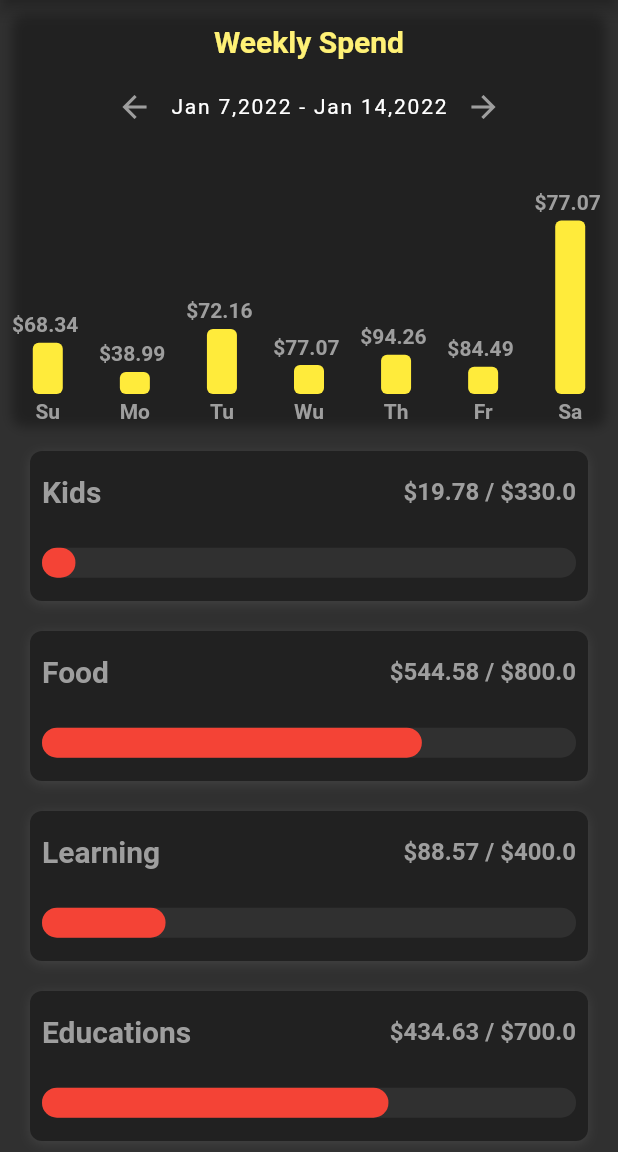
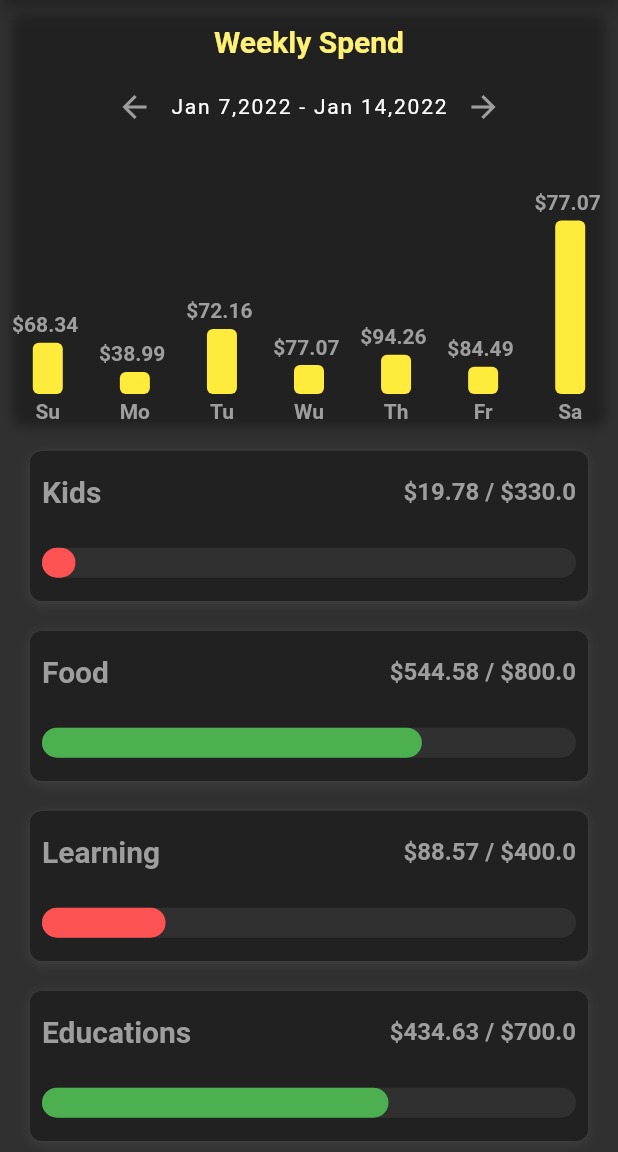
Before and after one commit to Aliiiw/WalletApp-UI, a Flutter app: the screen it shows after launch, after a tap on the "add" icon, on a phone screen of 412 x 824 dp, the part 84-1236 px from its top. Run offline on Flutter 3.47's test engine with Material 2 defaults, Android fonts, the phone set to English and light mode, and no system bars.

```diff
--- /dev/null
+++ b/wallet_app/lib/models/color_status.dart
@@ -0,0 +1,13 @@
+import 'package:flutter/material.dart';
+
+Color getStatusColor(BuildContext context , double percent){
+  if(percent >= 0.5 ){
+    return Colors.green;
+  } else if (percent >= 0.25){
+    return Colors.orange;
+  } else{
+    return Colors.redAccent;
+  }
+
+
+}
--- a/wallet_app/lib/screens/home_screen.dart
+++ b/wallet_app/lib/screens/home_screen.dart
@@ -2,7 +2,9 @@ import 'package:flutter/material.dart';
 import 'package:wallet_app/models/data.dart';
 
 import '../models/category.dart';
+import '../models/color_status.dart';
 import '../widgets/chart.dart';
+import 'category_screen.dart';
 
 class HomeScreen extends StatefulWidget {
   const HomeScreen({Key? key}) : super(key: key);
@@ -13,7 +15,12 @@ class HomeScreen extends StatefulWidget {
 
 class _HomeScreenState extends State<HomeScreen> {
   _buildCategory(Category category, double total) {
-    return Container(
+    return GestureDetector(
+      onTap: () => Navigator.push(
+          context,
+          MaterialPageRoute(
+              builder: (_) => CategoryScreen(category: category,))),
+      child: Container(
         margin: const EdgeInsets.symmetric(horizontal: 20, vertical: 10),
         height: 100,
         width: double.infinity,
@@ -57,11 +64,12 @@ class _HomeScreenState extends State<HomeScreen> {
             ),
             LayoutBuilder(
                 builder: (BuildContext context, BoxConstraints constraints) {
-                final double _maxWidth = constraints.maxWidth;
-                final double _percent = (category.maxPrice - total) / category.maxPrice;
-                double barWidth = _percent * _maxWidth;
+              final double maxWidth = constraints.maxWidth;
+              final double percent =
+                  (category.maxPrice - total) / category.maxPrice;
+              double barWidth = percent * maxWidth;
 
-                if(barWidth < 0 ){
+              if (barWidth < 0) {
                 barWidth = 0;
               }
               return Padding(
@@ -78,7 +86,7 @@ class _HomeScreenState extends State<HomeScreen> {
                       height: 20,
                       width: barWidth,
                       decoration: BoxDecoration(
-                            color: Colors.red,
+                          color: getStatusColor(context, percent),
                           borderRadius: BorderRadius.circular(16)),
                     ),
                   ],
@@ -86,6 +94,7 @@ class _HomeScreenState extends State<HomeScreen> {
               );
             }),
           ],
+        ),
       ),
     );
   }
```
Also changed, not shown: wallet_app/lib/screens/category_screen.dart (added, +61 -0 lines). Lines whose indentation alone changed are shown as unchanged.
